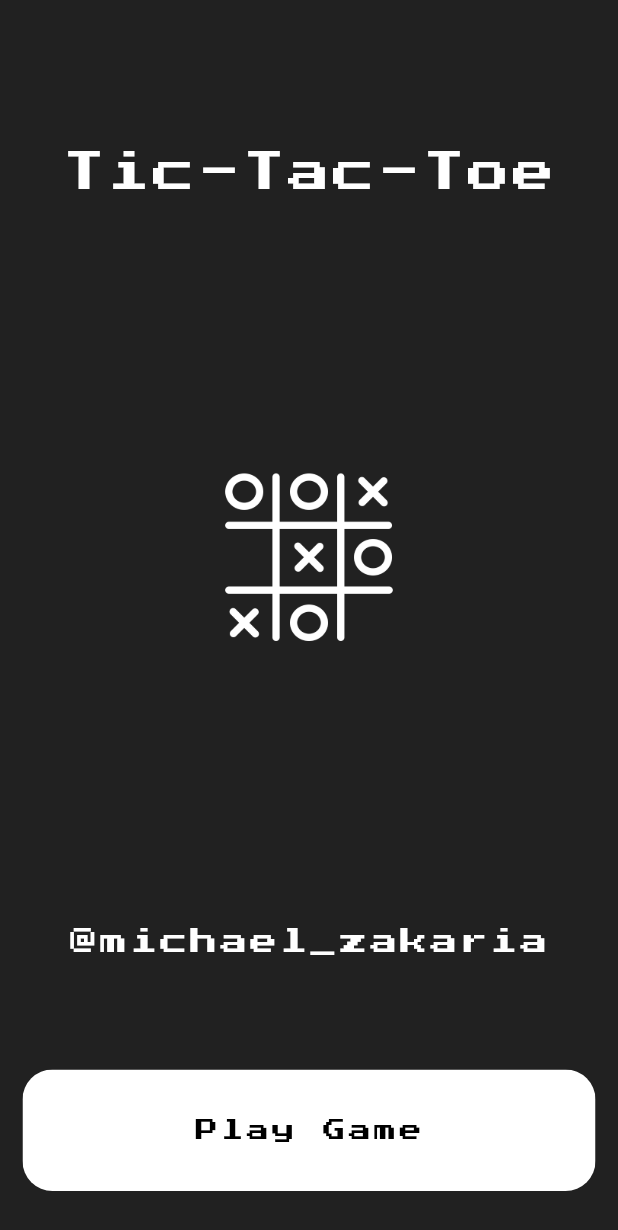
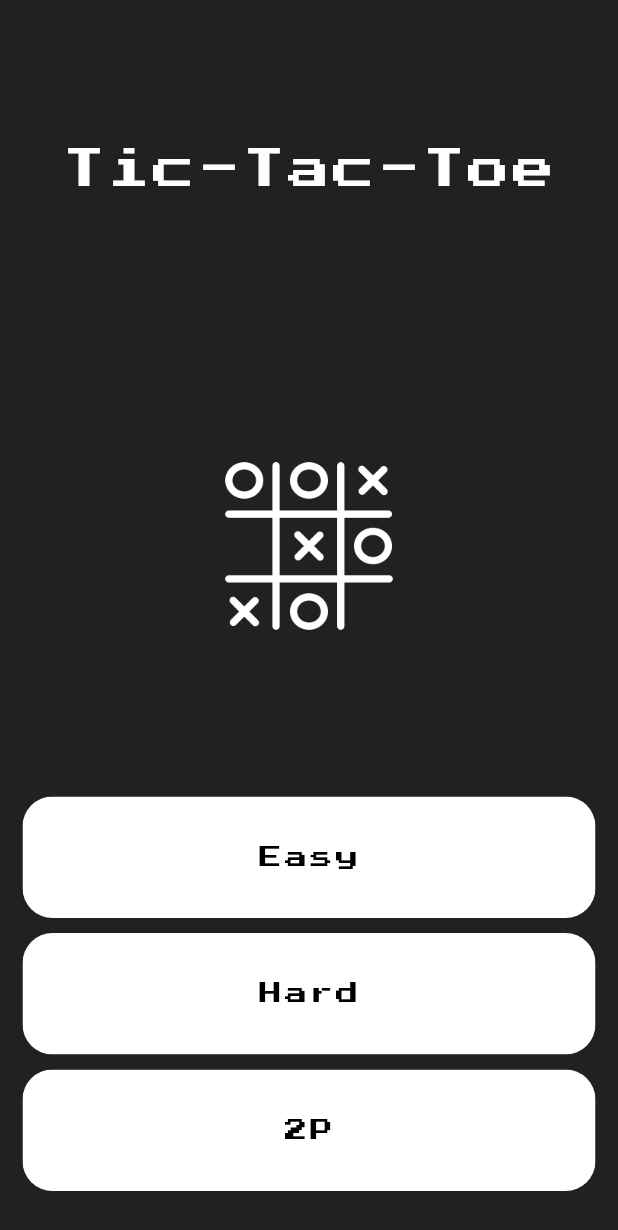
Before and after one commit to MichaelZakaria/Tic-Tac-Toe, a Flutter app: the screen it shows after launch, on a phone screen of 412 x 824 dp. Shown: the top 1230 px of the screen. Run offline on Flutter 3.47's test engine with Material 3 defaults, Android fonts, the light colour scheme and no system bars; drawn by our look-alikes of avatar_glow; our stand-ins replace google_fonts.

Commit message:
Added UI for choosing play mode

```diff
--- a/lib/home.dart
+++ b/lib/home.dart
@@ -3,7 +3,9 @@ import 'package:flutter/material.dart';
 import 'package:google_fonts/google_fonts.dart';
 
 class Home extends StatefulWidget {
-  const Home({super.key});
+  const Home({super.key, required this.game});
+
+  final String game;
 
   @override
   State<Home> createState() => _HomeState();
@@ -301,7 +303,8 @@ class _HomeState extends State<Home> {
   void _nextTurn() {
     if(newAiTurn) {
       newAiTurn = !newAiTurn;
-      _hardAiTurn();
+      if(widget.game == 'easy') _aiTurn();
+      if(widget.game == 'hard')  _hardAiTurn();
     }
   }
 
--- a/lib/main.dart
+++ b/lib/main.dart
@@ -71,13 +71,13 @@ class _SplashScreenState extends State<SplashScreen> {
                   )
               ),
 
-              Expanded(
-                  child: Center(child: Text('@michael_zakaria', style: myFontWhite.copyWith(fontSize: 18),))
-              ),
+              // Expanded(
+              //     child: Center(child: Text('@michael_zakaria', style: myFontWhite.copyWith(fontSize: 18),))
+              // ),
 
               GestureDetector(
                 onTap: () {
-                  Navigator.push(context, MaterialPageRoute(builder: (context) => const Home()));
+                  Navigator.push(context, MaterialPageRoute(builder: (context) => const Home(game: 'easy')));
                 },
                 child: ClipRRect(
                   borderRadius: BorderRadius.circular(20),
@@ -85,12 +85,47 @@ class _SplashScreenState extends State<SplashScreen> {
                     padding: const EdgeInsets.all(30),
                     color: Colors.white,
                     child: Center(
-                      child: Text('Play Game', style: myFontBlack,),
-
+                      child: Text('Easy', style: myFontBlack,),
                     ),
                   ),
                 ),
-              )
+              ),
+
+              const SizedBox(height: 10),
+
+              GestureDetector(
+                onTap: () {
+                  Navigator.push(context, MaterialPageRoute(builder: (context) => const Home(game: 'hard')));
+                },
+                child: ClipRRect(
+                  borderRadius: BorderRadius.circular(20),
+                  child: Container(
+                    padding: const EdgeInsets.all(30),
+                    color: Colors.white,
+                    child: Center(
+                      child: Text('Hard', style: myFontBlack,),
+                    ),
+                  ),
+                ),
+              ),
+
+              const SizedBox(height: 10),
+
+              GestureDetector(
+                onTap: () {
+                  Navigator.push(context, MaterialPageRoute(builder: (context) => const Home(game: '2p')));
+                },
+                child: ClipRRect(
+                  borderRadius: BorderRadius.circular(20),
+                  child: Container(
+                    padding: const EdgeInsets.all(30),
+                    color: Colors.white,
+                    child: Center(
+                      child: Text('2P', style: myFontBlack,),
+                    ),
+                  ),
+                ),
+              ),
             ],
           ),
         ),
```
